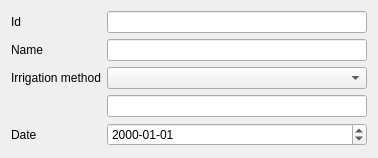
Old version of the form layerforms/irrigation_map_dialog.ui in the repository rita-tools/IdrAgraTools.
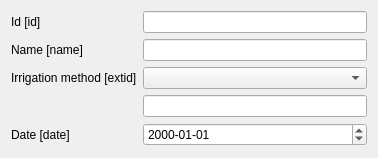
New version of the form. Custom widgets are drawn as their Qt base class.

```diff
--- a/layerforms/irrigation_map_dialog.ui
+++ b/layerforms/irrigation_map_dialog.ui
@@ -20,7 +20,7 @@
       <string>Unique feature identifier</string>
      </property>
      <property name="text">
-      <string>Id</string>
+      <string>Id [id]</string>
      </property>
     </widget>
    </item>
@@ -40,7 +40,7 @@
       <string>The name of the link</string>
      </property>
      <property name="text">
-      <string>Name</string>
+      <string>Name [name]</string>
      </property>
     </widget>
    </item>
@@ -57,7 +57,7 @@
       <string>The feature id of the inlet node</string>
      </property>
      <property name="text">
-      <string>Irrigation method</string>
+      <string>Irrigation method [extid]</string>
      </property>
     </widget>
    </item>
@@ -77,7 +77,7 @@
       <string>The feature id of the inlet node</string>
      </property>
      <property name="text">
-      <string>Date</string>
+      <string>Date [date]</string>
      </property>
     </widget>
    </item>
```
